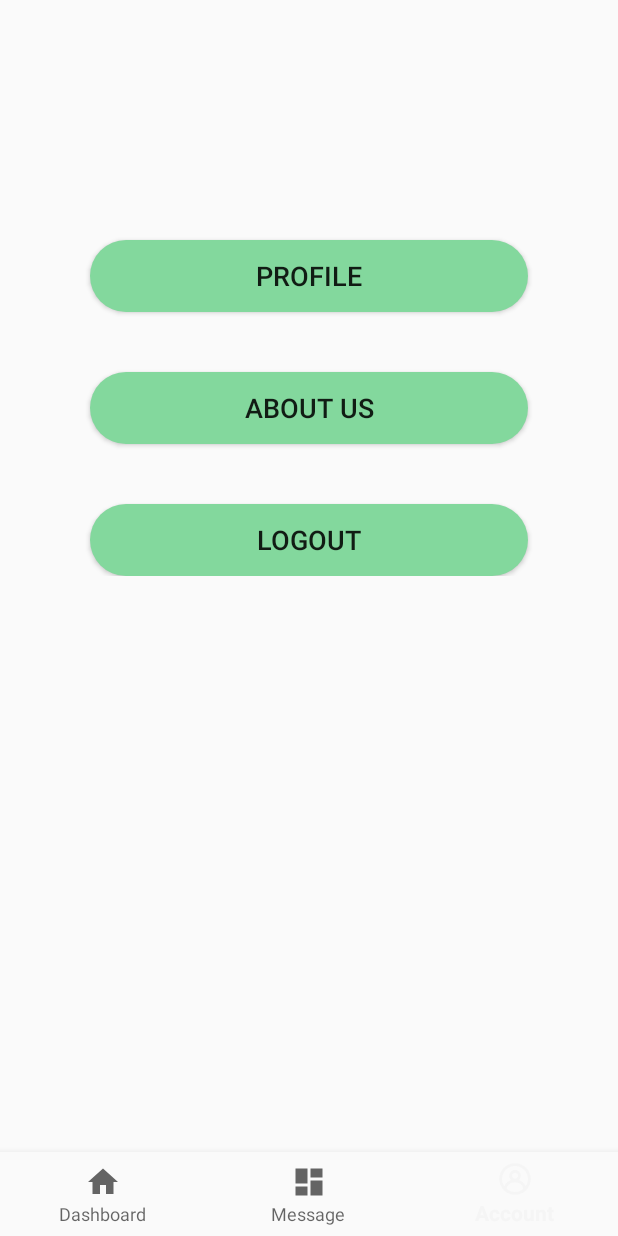
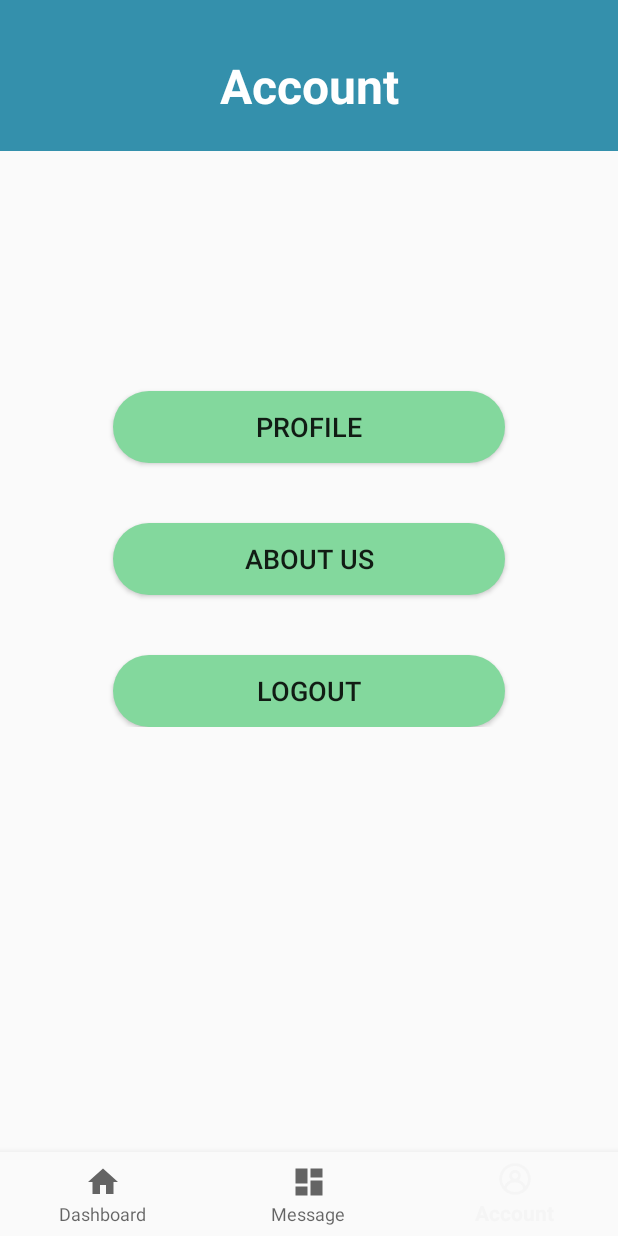
Before and after one commit to ArthurLhy/DigitalDoctor, an Android app: the AccountFragment screen opened through its navigation route, on a phone screen of 412 x 824 dp. Run offline under Robolectric (Android 15) with nearby library versions, the phone set to English and light mode, and no system bars; our stand-ins replace Firebase (no records; nobody signed in at launch, a user with empty details on screens opened directly), navigation-ui; pictures from the network do not load.

Commit message:
Account UI update

```diff
--- a/app/src/main/res/layout/fragment_account.xml
+++ b/app/src/main/res/layout/fragment_account.xml
@@ -5,16 +5,43 @@
     android:layout_height="match_parent"
     tools:context=".ui.account.AccountFragment">
 
-    <LinearLayout
+    <RelativeLayout
         android:layout_width="match_parent"
         android:layout_height="wrap_content"
+        android:orientation="vertical" >
+
+        <View
+            android:layout_width="match_parent"
+            android:layout_height="100dp"
+            android:background="@color/blue_700" />
+        <TextView
+            android:id="@+id/tv_1"
+            android:layout_width="match_parent"
+            android:layout_height="65dp"
+            android:layout_marginTop="35dp"
+            android:background="@color/blue_700"
+            android:text="Account"
+            android:textAlignment="center"
+            android:textColor="#FFFFFF"
+            android:textSize="32dp"
+            android:textStyle="bold" />
+        <LinearLayout
+            android:id="@+id/ll_1"
+            android:layout_width="match_parent"
+            android:layout_height="wrap_content"
+            android:layout_below="@id/tv_1"
+            android:layout_marginStart="10dp"
+            android:layout_marginTop="10dp"
+            android:layout_marginEnd="10dp"
+            android:layout_marginBottom="10dp"
             android:orientation="vertical"
-        android:layout_margin="10dp">
+            android:paddingHorizontal="15dp">
 
             <ImageView
                 android:id="@+id/profile_pic"
                 android:layout_width="100dp"
                 android:layout_height="100dp"
+                android:layout_below="@id/tv_1"
                 android:layout_gravity="center"
                 android:scaleType="fitCenter"
                 android:layout_marginTop="10dp"/>
@@ -54,8 +81,8 @@
                 android:text="@string/logout"
                 android:textAlignment="center"
                 android:textSize="18dp" />
-
-
         </LinearLayout>
 
+    </RelativeLayout>
+
 </ScrollView>
```
Lines whose indentation alone changed are shown as unchanged.
